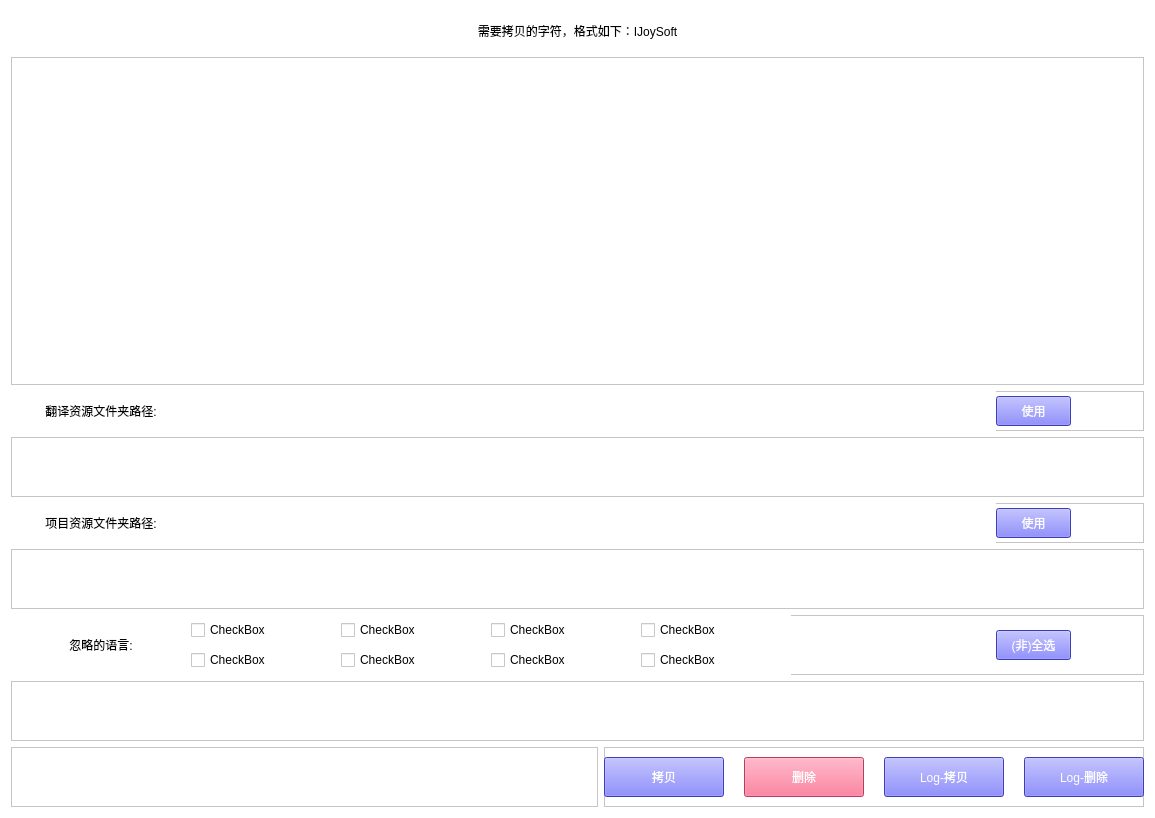
Above: multiple_language/main_ui.ui from WanKaKa/MultipleLanguageUtils before the change. Below: the same form after it.
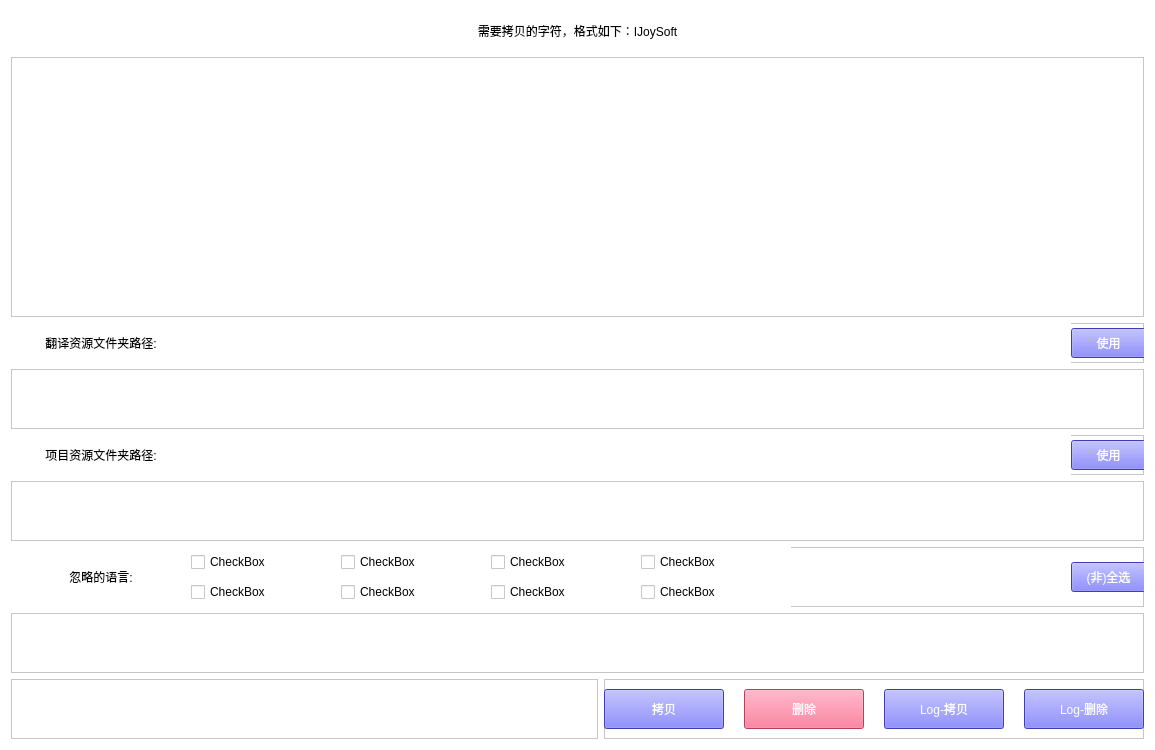
That is the form after the change.

The edit to the form file:
```diff
--- a/multiple_language/main_ui.ui
+++ b/multiple_language/main_ui.ui
@@ -7,7 +7,7 @@
     <x>0</x>
     <y>0</y>
     <width>1155</width>
-    <height>818</height>
+    <height>750</height>
    </rect>
   </property>
   <property name="windowTitle">
@@ -113,7 +113,7 @@
          <rect>
           <x>180</x>
           <y>0</y>
-          <width>805</width>
+          <width>880</width>
           <height>40</height>
          </rect>
         </property>
@@ -131,7 +131,7 @@
        <widget class="QPushButton" name="copy_translate_path">
         <property name="geometry">
          <rect>
-          <x>985</x>
+          <x>1060</x>
           <y>5</y>
           <width>75</width>
           <height>30</height>
@@ -232,7 +232,7 @@
          <rect>
           <x>180</x>
           <y>0</y>
-          <width>805</width>
+          <width>880</width>
           <height>40</height>
          </rect>
         </property>
@@ -250,7 +250,7 @@
        <widget class="QPushButton" name="copy_project_path">
         <property name="geometry">
          <rect>
-          <x>985</x>
+          <x>1060</x>
           <y>5</y>
           <width>75</width>
           <height>30</height>
@@ -468,7 +468,7 @@
        <widget class="QPushButton" name="ignore_language_select_all">
         <property name="geometry">
          <rect>
-          <x>985</x>
+          <x>1060</x>
           <y>15</y>
           <width>75</width>
           <height>30</height>
```
